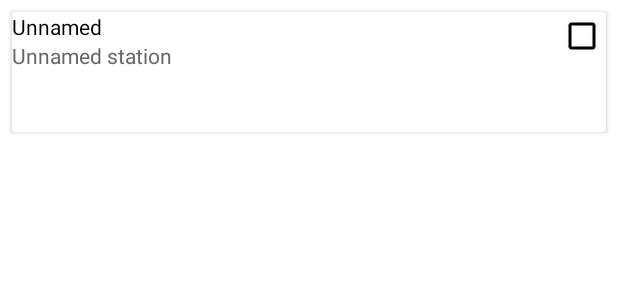
After one commit to androidmike/vaultshare, an Android app: the layout list_item_browse_station_small.xml on its own in the app's theme, with its tools: preview values and no code run, on a phone screen of 412 x 824 dp. The commit adds this screen. Shown: the top 300 px of the screen. Run offline under Robolectric (Android 15) with nearby library versions, the phone set to English and light mode, and no system bars.

Commit message:
View holder in.

```diff
--- /dev/null
+++ b/app/src/main/res/layout/list_item_browse_station_small.xml
@@ -0,0 +1,42 @@
+<?xml version="1.0" encoding="utf-8"?>
+<FrameLayout xmlns:android="http://schemas.android.com/apk/res/android"
+             xmlns:app="http://schemas.android.com/apk/res-auto"
+             android:layout_width="match_parent"
+             android:layout_height="wrap_content">
+
+    <android.support.v7.widget.CardView
+        android:id="@+id/card_view"
+        android:layout_width="match_parent"
+        android:layout_height="80dp"
+        android:layout_marginBottom="@dimen/cardMarginVertical"
+        android:layout_marginLeft="@dimen/cardMarginHorizontal"
+        android:layout_marginRight="@dimen/cardMarginHorizontal"
+        android:layout_marginTop="@dimen/cardMarginVertical"
+        android:padding="10dp"
+        app:cardCornerRadius="2dp"
+        app:cardElevation="2dp"
+        app:cardPreventCornerOverlap="false"
+        app:contentPadding="0dp">
+        <LinearLayout android:layout_width="match_parent"
+                      android:layout_height="wrap_content"
+                      android:orientation="vertical">
+
+            <TextView android:id="@+id/station_display_name"
+                      android:layout_width="match_parent"
+                      android:layout_height="wrap_content"
+                      android:text="Unnamed"
+                      android:textColor="#000"/>
+
+            <TextView android:id="@+id/station_description"
+                      android:layout_width="match_parent"
+                      android:layout_height="wrap_content"
+                      android:textColor="#666"
+                      android:text="Unnamed station"/>
+        </LinearLayout>
+        <ImageView android:layout_width="wrap_content"
+                   android:id="@+id/live_indicator"
+                   android:layout_height="wrap_content"
+                   android:layout_gravity="top|right"
+                   android:src="@drawable/abc_btn_check_to_on_mtrl_000"/>
+    </android.support.v7.widget.CardView>
+</FrameLayout>
```
Also changed, not shown: app/src/main/java/com/vaultshare/play/BrowseRecyclerViewAdapter.java (+24 -8 lines), app/src/main/java/com/vaultshare/play/model/Station.java (+8 -0 lines), app/src/main/res/layout/activity_main.xml (added, +28 -0 lines), 1 other file.
